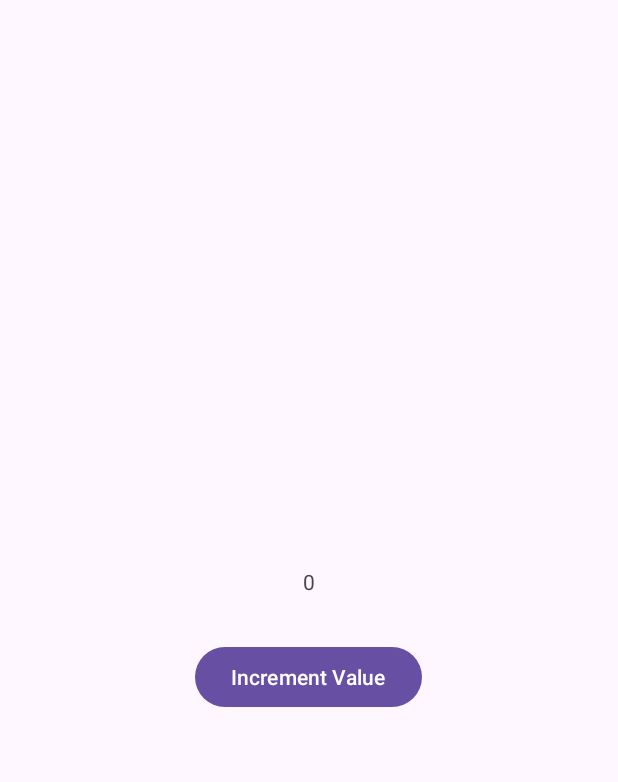
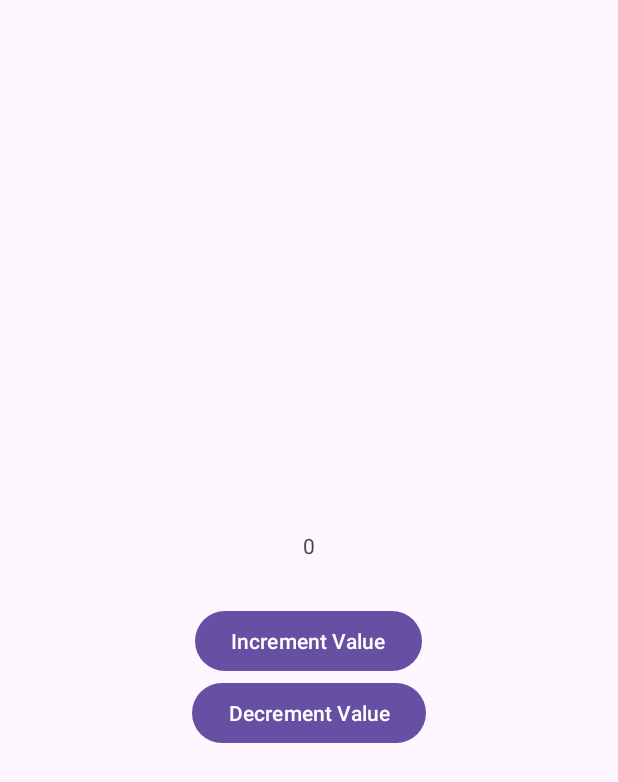
Before and after one commit to amitYadavDev/ViewModelPractice, an Android app: the layout activity_main.xml on its own in the app's theme, with its tools: preview values and no code run, on a phone screen of 412 x 824 dp. Shown: the top 782 px of the screen. Run offline under Robolectric (Android 15) with nearby library versions, the phone set to English and light mode, and no system bars.

Commit message:
increment value using viewModel

```diff
--- a/app/build.gradle.kts
+++ b/app/build.gradle.kts
@@ -48,4 +48,7 @@ dependencies {
     testImplementation("junit:junit:4.13.2")
     androidTestImplementation("androidx.test.ext:junit:1.1.5")
     androidTestImplementation("androidx.test.espresso:espresso-core:3.5.1")
+
+    // Activity KTX for viewModels()
+    implementation("androidx.activity:activity-ktx:1.8.2")
 }
--- a/app/src/main/res/layout/activity_main.xml
+++ b/app/src/main/res/layout/activity_main.xml
@@ -23,5 +23,12 @@
         android:layout_width="wrap_content"
         android:layout_height="wrap_content"/>
 
+    <Button
+        android:id="@+id/btn1"
+        android:text="Decrement Value"
+        android:gravity="center"
+        android:layout_width="wrap_content"
+        android:layout_height="wrap_content"/>
+
 </LinearLayout>
 </layout>
```
Also changed, not shown: app/src/main/java/amitapps/media/viewmodelpractice/MainActivity.kt (+10 -2 lines), app/src/main/java/amitapps/media/viewmodelpractice/MainViewModel.kt (+16 -1 lines).
